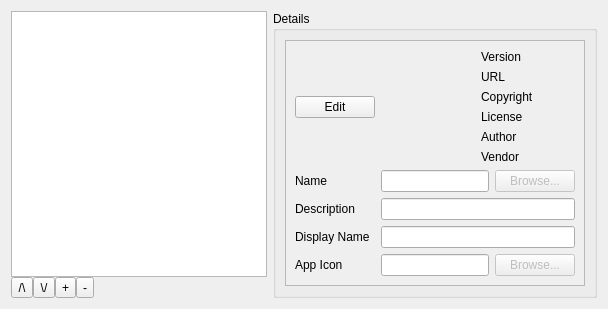
Before: the Qt Designer form ui/settings/Apps.ui in OpenFairWind/FairWindSK, drawn with Qt 5.
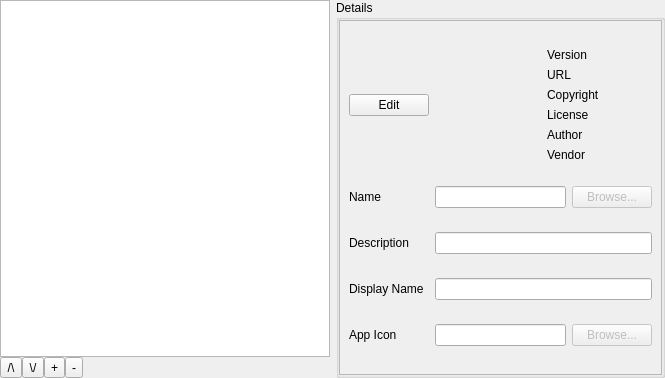
After: the same form once the commit is applied.

Diff of the .ui file:
```diff
--- a/ui/settings/Apps.ui
+++ b/ui/settings/Apps.ui
@@ -5,10 +5,27 @@
     <exportmacro/>
     <class>fairwindsk::ui::settings::Apps</class>
     <widget class="QWidget" name="Apps">
-        <attribute name="title">
-         <string>Apps</string>
-        </attribute>
+  <property name="geometry">
+   <rect>
+    <x>0</x>
+    <y>0</y>
+    <width>665</width>
+    <height>378</height>
+   </rect>
+  </property>
         <layout class="QHBoxLayout" name="horizontalLayout">
+   <property name="leftMargin">
+    <number>0</number>
+   </property>
+   <property name="topMargin">
+    <number>0</number>
+   </property>
+   <property name="rightMargin">
+    <number>0</number>
+   </property>
+   <property name="bottomMargin">
+    <number>0</number>
+   </property>
          <item>
           <layout class="QVBoxLayout" name="verticalLayout_Apps_List">
            <property name="spacing">
@@ -104,6 +121,18 @@
             <string>Details</string>
            </property>
            <layout class="QGridLayout" name="gridLayout_Apps_Details">
+      <property name="leftMargin">
+       <number>0</number>
+      </property>
+      <property name="topMargin">
+       <number>0</number>
+      </property>
+      <property name="rightMargin">
+       <number>0</number>
+      </property>
+      <property name="bottomMargin">
+       <number>0</number>
+      </property>
             <item row="0" column="0">
              <widget class="QScrollArea" name="scrollArea_Apps_Details">
               <property name="sizePolicy">
@@ -123,8 +152,8 @@
                 <rect>
                  <x>0</x>
                  <y>0</y>
-                 <width>291</width>
-                 <height>384</height>
+           <width>341</width>
+           <height>351</height>
                 </rect>
                </property>
                <layout class="QGridLayout" name="gridLayout_Apps_Details_Fieds">
@@ -265,7 +294,7 @@
                  </layout>
                 </item>
                 <item row="1" column="1">
-                 <layout class="QGridLayout" name="gridLayout_Apps_Details_Fields_AppIcon">
+           <layout class="QGridLayout" name="gridLayout_Apps_Details_Fields_Name">
                   <item row="0" column="0">
                    <widget class="QLineEdit" name="lineEdit_Apps_Name">
                     <property name="readOnly">
```
Left out of the diff: 13 changed lines with no effect on the pictures. Lines whose indentation alone changed are shown as unchanged.
